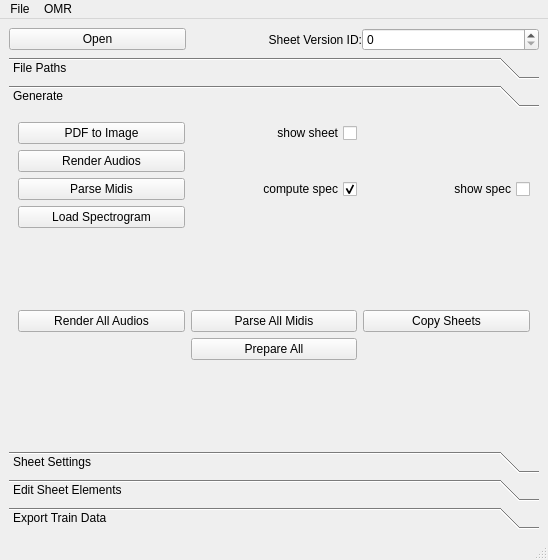
The window that sheet_manager/gui/main.ui (CPJKU/msmd) describes before a commit, drawn with Qt 5.
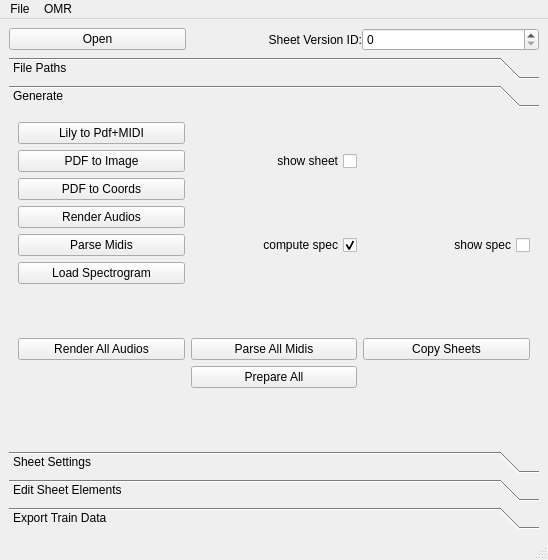
The same window after the commit.

Commit message: Re #11: Plugged Ly --> PDF, Ly --> MIDI, PDF --> Coords (using lilypond-generated point-and-click xrefs in the PDF) into sheet manager; updated UI accordingly.

What changed in the file:
```diff
--- a/sheet_manager/gui/main.ui
+++ b/sheet_manager/gui/main.ui
@@ -169,7 +169,7 @@
         <string>Generate</string>
        </attribute>
        <layout class="QGridLayout" name="gridLayout_4">
-        <item row="0" column="1">
+        <item row="1" column="1">
          <widget class="QCheckBox" name="checkBox_showSheet">
           <property name="layoutDirection">
            <enum>Qt::RightToLeft</enum>
@@ -180,34 +180,48 @@
          </widget>
         </item>
         <item row="0" column="0">
+         <widget class="QPushButton" name="pushButton_ly2PdfMidi">
+          <property name="text">
+           <string>Lily to Pdf+MIDI</string>
+          </property>
+         </widget>         
+        </item>
+        <item row="1" column="0">
          <widget class="QPushButton" name="pushButton_pdf2Img">
           <property name="text">
            <string>PDF to Image</string>
           </property>
          </widget>
         </item>
-        <item row="4" column="0">
+        <item row="2" column="0">
+         <widget class="QPushButton" name="pushButton_pdf2Coords">
+          <property name="text">
+           <string>PDF to Coords</string>
+          </property>
+         </widget>
+        </item>        
+        <item row="5" column="0">
          <widget class="QPushButton" name="pushButton_parseMidi">
           <property name="text">
            <string>Parse Midis</string>
           </property>
          </widget>
         </item>
-        <item row="2" column="0">
+        <item row="3" column="0">
          <widget class="QPushButton" name="pushButton_renderAudio">
           <property name="text">
            <string>Render Audios</string>
           </property>
          </widget>
         </item>
-        <item row="5" column="0">
+        <item row="6" column="0">
          <widget class="QPushButton" name="pushButton_loadSpectrogram">
           <property name="text">
            <string>Load Spectrogram</string>
           </property>
          </widget>
         </item>
-        <item row="4" column="1">
+        <item row="5" column="1">
          <widget class="QCheckBox" name="checkBox_computeSpec">
           <property name="layoutDirection">
            <enum>Qt::RightToLeft</enum>
@@ -220,7 +234,7 @@
           </property>
          </widget>
         </item>
-        <item row="6" column="0">
+        <item row="7" column="0">
          <spacer name="verticalSpacer_6">
           <property name="orientation">
            <enum>Qt::Vertical</enum>
@@ -233,7 +247,7 @@
           </property>
          </spacer>
         </item>
-        <item row="4" column="2">
+        <item row="5" column="2">
          <widget class="QCheckBox" name="checkBox_showSpec">
           <property name="layoutDirection">
            <enum>Qt::RightToLeft</enum>
```
Left out of the diff: 17 changed lines with no effect on the pictures. The commit also changes 6 other files.
